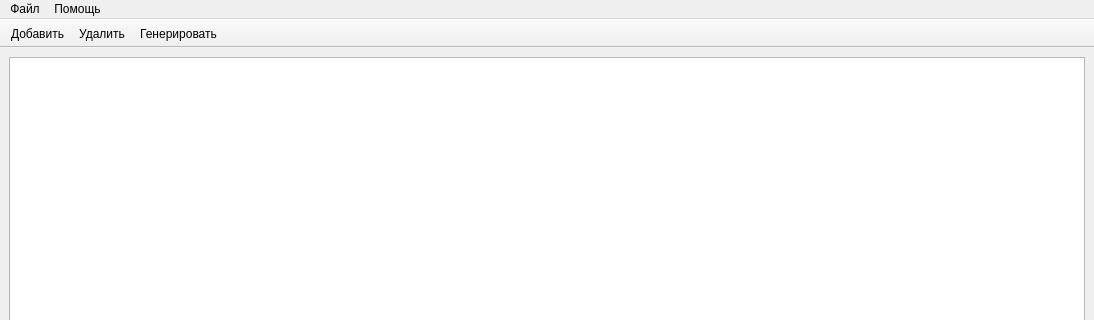
This is src/gui/window/mainwindow.ui in ArcSigov/generator as Qt 5 draws it before an edit; both pictures show x 0 to 1094 and y 0 to 320 of the 1094 by 600 pixel window. The edited form follows.
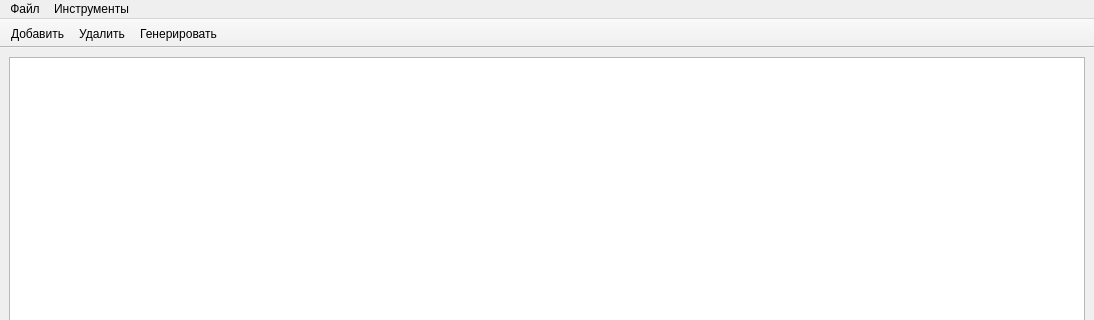
This is the edited form.

Commit message: Добавил кнопку верификации ПО под будущий процесс проверки идентификаторов ПО

What changed in the file:
```diff
--- a/src/gui/window/mainwindow.ui
+++ b/src/gui/window/mainwindow.ui
@@ -72,7 +72,7 @@
    </widget>
    <widget class="QMenu" name="HelpMenu">
     <property name="title">
-     <string>Помощь</string>
+     <string>Инструменты</string>
     </property>
     <addaction name="about"/>
     <addaction name="options"/>
```
Left out of the diff: 6 changed lines with no effect on the pictures. The commit also changes 2 other files.
